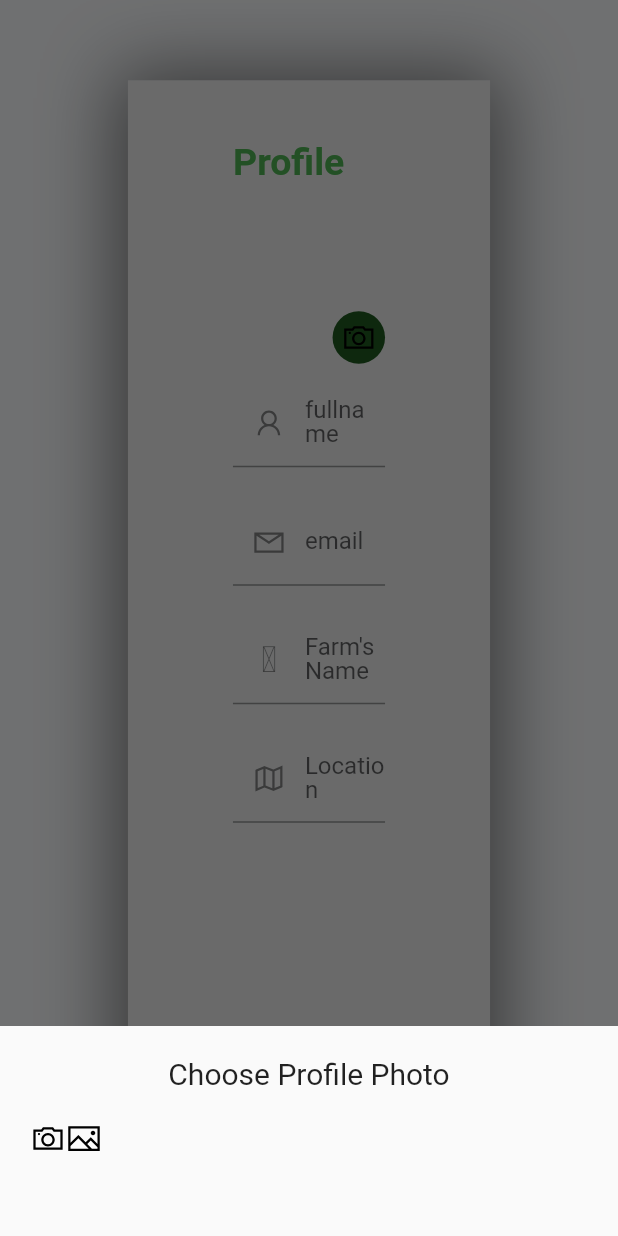
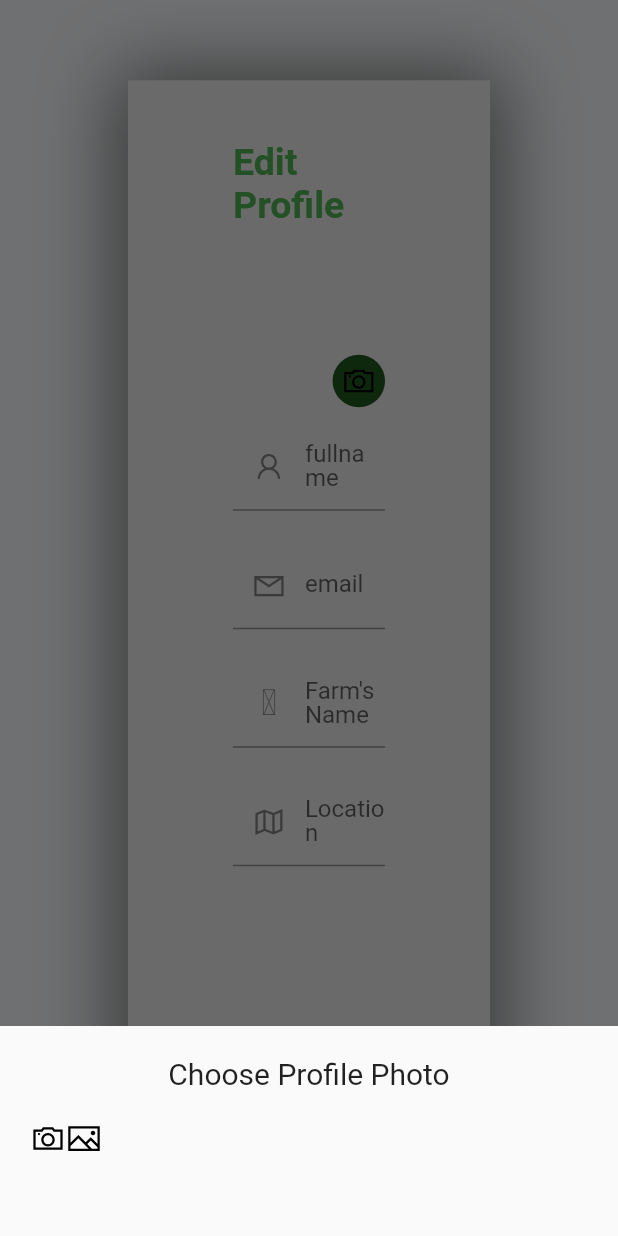
Before and after one commit to Oubelkas-FATIMA/Bionix_Project, a Flutter app: the updateProfile screen opened directly, after a tap on an icon or button, on a phone screen of 412 x 824 dp. Run offline on Flutter 3.47's test engine with Material 2 defaults, Android fonts, the phone set to English and light mode, and no system bars; our stand-ins replace fl_chart, flutter_otp_text_field, flutter_screenutil, flutter_svg, fluttertoast, get and 3 more; accounts and stored records are empty.

Commit message:
updating settig and profile page

```diff
--- a/lib/UpdateProfile.dart
+++ b/lib/UpdateProfile.dart
@@ -21,7 +21,7 @@ class updateProfile extends StatelessWidget {
               fontSize: 20,
             ),
           ),
-          SizedBox(height: 20),
+          const SizedBox(height: 20),
           Row(
             children: <Widget>[
               InkWell(
@@ -76,16 +76,19 @@ class updateProfile extends StatelessWidget {
                     padding: EdgeInsets.symmetric(vertical: 40),
                     child: Column(
                         crossAxisAlignment: CrossAxisAlignment
-                            .start, // Align children to the start (left)
+                            .center, // Align children to the start (left)
 
                         children: <Widget>[
-                          const Text(
-                            'Profile',
-                            textAlign: TextAlign.left,
-                            style: TextStyle(
-                                fontWeight: FontWeight.bold,
-                                fontSize: 25,
-                                color: Colors.green),
+                          const Align(
+                            alignment: Alignment.topLeft,
+                            child: Text(
+                              'Edit Profile',
+                              textAlign: TextAlign.left,
+                              style: TextStyle(
+                                  fontWeight: FontWeight.bold,
+                                  fontSize: 25,
+                                  color: Colors.green),
+                            ),
                           ),
                           Stack(children: [
                             SizedBox(
--- a/lib/main.dart
+++ b/lib/main.dart
@@ -46,9 +46,9 @@ class MyApp extends StatelessWidget {
           home: child,
         );
       },
-      child: const ProfilePage(),
-      // child: const MyHomePage(),
-      // child: const SettingsFourPage(),
+      // child: const ProfilePage(),
+      child: const MyHomePage(),
+      // child: const SettingsPage(),
       // child: const editProfile(),
       // child: const homePage(),
     );
```
Also changed, not shown: lib/ProfilePage.dart (+11 -9 lines), lib/settingPage.dart (+16 -8 lines).
